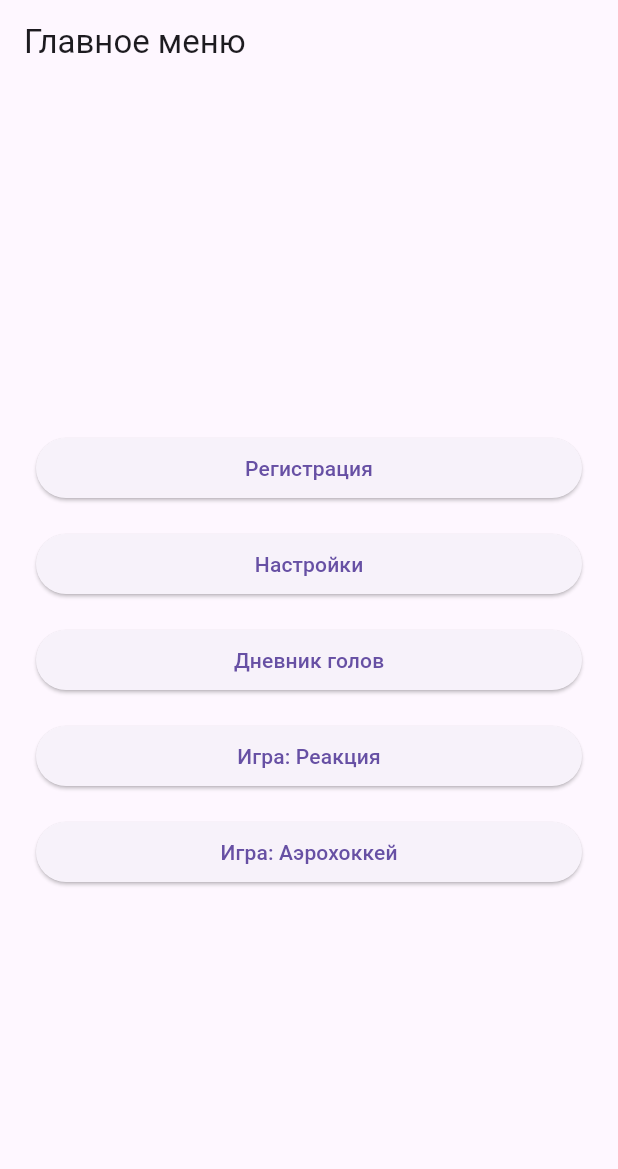
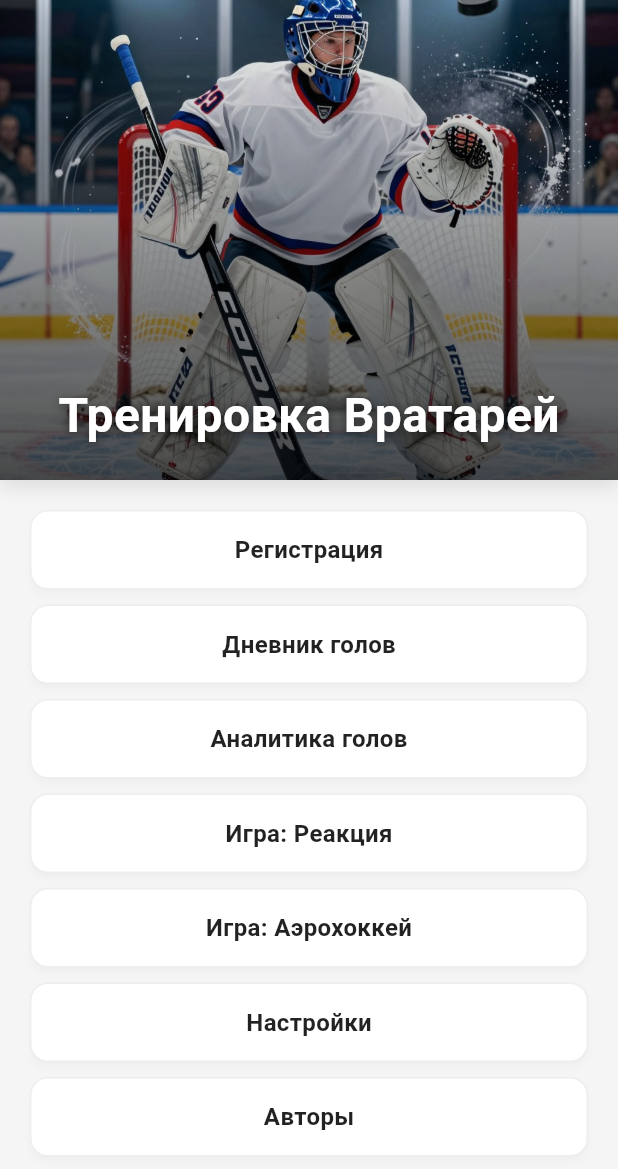
Before and after one commit to novoros-id/pro_club_season_3, a Flutter app: the screen it shows after launch, on a phone screen of 412 x 824 dp. Shown: the top 1169 px of the screen. Run offline on Flutter 3.47's test engine with Material 3 defaults, Android fonts, the phone set to English and light mode, and no system bars; our stand-ins replace audioplayers, flutter_riverpod, go_router, shared_preferences.

Commit message:
добавлены страницы, исправлены ошибки

```diff
--- a/lib/core/router/app_router.dart
+++ b/lib/core/router/app_router.dart
@@ -6,6 +6,8 @@ import '../../features/diary/ui/diary_screen.dart';
 import '../../features/game1/ui/game1_screen.dart';
 import '../../features/game2/ui/game2_menu_screen.dart';
 import '../../features/game2/ui/game2_play_screen.dart';
+import '../../features/analytics/ui/analytics_screen.dart';
+import '../../features/authors/ui/authors_screen.dart';
 
 final appRouter = GoRouter(
   initialLocation: '/',
@@ -17,5 +19,7 @@ final appRouter = GoRouter(
     GoRoute(path: '/game1', builder: (_, __) => const Game1Screen()),
     GoRoute(path: '/game2', builder: (_, __) => const Game2MenuScreen()),
     GoRoute(path: '/game2/play', builder: (_, __) => const Game2PlayScreen()),
+    GoRoute(path: '/analytics', builder: (_, __) => const AnalyticsScreen()),
+    GoRoute(path: '/authors', builder: (_, __) => const AuthorsScreen()),
   ],
 );
--- a/lib/features/home/ui/home_screen.dart
+++ b/lib/features/home/ui/home_screen.dart
@@ -2,7 +2,6 @@ import 'package:flutter/material.dart';
 import 'package:flutter_riverpod/flutter_riverpod.dart';
 import 'package:go_router/go_router.dart';
 import '../../../l10n/app_localizations.dart';
-import '../logic/home_controller.dart';
 
 class HomeScreen extends ConsumerWidget {
   const HomeScreen({super.key});
@@ -11,32 +10,172 @@ class HomeScreen extends ConsumerWidget {
   Widget build(BuildContext context, WidgetRef ref) {
     final l10n = AppLocalizations.of(context)!;
 
-    final routes = [
-      ('/registration', l10n.registrationTitle),
-      ('/settings', l10n.settingsTitle),
-      ('/diary', l10n.diaryTitle),
-      ('/game1', l10n.game1Title),
-      ('/game2', l10n.game2Title),
+    final List<Map<String, dynamic>> menuItems = [
+      {'path': '/registration', 'titleKey': 'registrationTitle', 'icon': Icons.person_outline},
+      {'path': '/diary', 'titleKey': 'diaryTitle', 'icon': Icons.book_outlined},
+      {'path': '/analytics', 'titleKey': 'analyticsTitle', 'icon': Icons.analytics_outlined},
+      {'path': '/game1', 'titleKey': 'game1Title', 'icon': Icons.flash_on_outlined},
+      {'path': '/game2', 'titleKey': 'game2Title', 'icon': Icons.sports_hockey_outlined},
+      {'path': '/settings', 'titleKey': 'settingsTitle', 'icon': Icons.settings_outlined},
+      {'path': '/authors', 'titleKey': 'authorsTitle', 'icon': Icons.info_outline},
     ];
 
     return Scaffold(
-      appBar: AppBar(title: Text(l10n.homeTitle)),
-      body: Center(
-        child: ListView(
-          shrinkWrap: true,
-          padding: const EdgeInsets.symmetric(horizontal: 24),
-          children: routes.map((r) {
-            final (path, title) = r;
-            return Padding(
-              padding: const EdgeInsets.symmetric(vertical: 8),
-              child: ElevatedButton(
-                onPressed: () => context.push(path),
-                child: Text(title),
+      backgroundColor: const Color(0xFFF5F5F5),
+      body: SafeArea(
+        child: Column(
+          children: [
+            // --- Блок с картинкой и надписью (Фиксированная высота) ---
+            Container(
+              width: double.infinity,
+              height: 320,
+              decoration: BoxDecoration(
+                color: Colors.white,
+                boxShadow: [
+                  BoxShadow(
+                    color: Colors.black.withValues(alpha: 0.1),
+                    blurRadius: 10,
+                    offset: const Offset(0, 5),
+                  ),
+                ],
               ),
-            );
-          }).toList(),
+              child: Stack(
+                fit: StackFit.expand,
+                children: [
+                  Image.asset(
+                    'assets/images/goalkeeper_banner.png',
+                    fit: BoxFit.cover,
+                  ),
+                  Container(
+                    decoration: BoxDecoration(
+                      gradient: LinearGradient(
+                        begin: Alignment.topCenter,
+                        end: Alignment.bottomCenter,
+                        colors: [
+                          Colors.transparent,
+                          Colors.black.withValues(alpha: 0.7),
+                        ],
+                      ),
+                    ),
+                  ),
+                  Positioned(
+                    bottom: 20,
+                    left: 0,
+                    right: 0,
+                    child: Center(
+                      child: Text(
+                        l10n.appName,
+                        style: const TextStyle(
+                          color: Colors.white,
+                          fontSize: 32,
+                          fontWeight: FontWeight.bold,
+                          shadows: [
+                            Shadow(
+                              offset: Offset(0, 2),
+                              blurRadius: 8,
+                              color: Colors.black54,
+                            ),
+                          ],
+                        ),
+                      ),
+                    ),
+                  ),
+                ],
+              ),
+            ),
+
+            // --- Прокручиваемая область с кнопками ---
+            Expanded(
+              child: SingleChildScrollView(
+                padding: const EdgeInsets.symmetric(horizontal: 20, vertical: 20),
+                child: Column(
+                  children: [
+                    // Если нужно пустое место сверху перед кнопками, раскомментируйте Spacer или SizedBox
+                    // const SizedBox(height: 20),
+
+                    ...menuItems.map((item) {
+                      final String path = item['path'] as String;
+                      final String titleKey = item['titleKey'] as String;
+
+                      String getTitle(String key) {
+                        switch (key) {
+                          case 'registrationTitle': return l10n.registrationTitle;
+                          case 'diaryTitle': return l10n.diaryTitle;
+                          case 'analyticsTitle': return l10n.analyticsTitle;
+                          case 'game1Title': return l10n.game1Title;
+                          case 'game2Title': return l10n.game2Title;
+                          case 'settingsTitle': return l10n.settingsTitle;
+                          case 'authorsTitle': return l10n.authorsTitle;
+                          default: return '';
+                        }
+                      }
+
+                      return Padding(
+                        padding: const EdgeInsets.only(bottom: 10),
+                        child: _MenuButton(
+                          title: getTitle(titleKey),
+                          icon: item['icon'] as IconData,
+                          onPressed: () => context.push(path),
+                        ),
+                      );
+                    }).toList(),
+                  ],
+                ),
+              ),
+            ),
+          ],
         ),
       ),
     );
   }
 }
+
+class _MenuButton extends StatelessWidget {
+  final String title;
+  final IconData icon;
+  final VoidCallback onPressed;
+
+  const _MenuButton({
+    required this.title,
+    required this.icon,
+    required this.onPressed,
+  });
+
+  @override
+  Widget build(BuildContext context) {
+    return Material(
+      color: Colors.transparent,
+      elevation: 2,
+      shadowColor: Colors.black12,
+      borderRadius: BorderRadius.circular(12),
+      child: InkWell(
+        onTap: onPressed,
+        borderRadius: BorderRadius.circular(12),
+        child: Container(
+          padding: const EdgeInsets.symmetric(vertical: 14, horizontal: 16),
+          decoration: BoxDecoration(
+            color: Colors.white,
+            borderRadius: BorderRadius.circular(12),
+            border: Border.all(
+              color: Colors.grey.shade200,
+              width: 1,
+            ),
+          ),
+          child: Row(
+            mainAxisAlignment: MainAxisAlignment.center,
+            children: [
+              Text(
+                title,
+                style: const TextStyle(
+                  fontSize: 16,
+                  fontWeight: FontWeight.w600,
+                  color: Colors.black87,
+                ),
+              ),
+            ],
+          ),
+        ),
+      ),
+    );
+  }
+}
--- a/lib/l10n/app_en.arb
+++ b/lib/l10n/app_en.arb
@@ -4,8 +4,13 @@
   "settingsTitle": "Settings",
   "registrationTitle": "Registration",
   "diaryTitle": "Goal Diary",
+  "analyticsTitle": "Goal Analytics",
   "game1Title": "Reaction Game",
   "game2Title": "Air Hockey",
+  "authorsTitle": "Authors",
+  "developersClub": "Developed by 1C PRO Consulting Developers Club",
+  "methodologyAuthor": "Methodology: Anton Shustov",
+   "programAuthors": "Program Authors:",
   "themeLight": "Light",
   "themeDark": "Dark",
   "soundEnabled": "Sound",
--- a/lib/l10n/app_localizations.dart
+++ b/lib/l10n/app_localizations.dart
@@ -128,6 +128,12 @@ abstract class AppLocalizations {
   /// **'Goal Diary'**
   String get diaryTitle;
 
+  /// No description provided for @analyticsTitle.
+  ///
+  /// In en, this message translates to:
+  /// **'Goal Analytics'**
+  String get analyticsTitle;
+
   /// No description provided for @game1Title.
   ///
   /// In en, this message translates to:
@@ -139,6 +145,30 @@ abstract class AppLocalizations {
   /// In en, this message translates to:
   /// **'Air Hockey'**
   String get game2Title;
+
+  /// No description provided for @authorsTitle.
+  ///
+  /// In en, this message translates to:
+  /// **'Authors'**
+  String get authorsTitle;
+
+  /// No description provided for @developersClub.
+  ///
+  /// In en, this message translates to:
+  /// **'Developed by 1C PRO Consulting Developers Club'**
+  String get developersClub;
+
+  /// No description provided for @methodologyAuthor.
+  ///
+  /// In en, this message translates to:
+  /// **'Methodology: Anton Shustov'**
+  String get methodologyAuthor;
+
+  /// No description provided for @programAuthors.
+  ///
+  /// In en, this message translates to:
+  /// **'Program Authors:'**
+  String get programAuthors;
 
   /// No description provided for @themeLight.
   ///
--- a/lib/l10n/app_localizations_ru.dart
+++ b/lib/l10n/app_localizations_ru.dart
@@ -24,10 +24,26 @@ class AppLocalizationsRu extends AppLocalizations {
   String get diaryTitle => 'Дневник голов';
 
   @override
+  String get analyticsTitle => 'Аналитика голов';
+
+  @override
   String get game1Title => 'Игра: Реакция';
 
   @override
   String get game2Title => 'Игра: Аэрохоккей';
+
+  @override
+  String get authorsTitle => 'Авторы';
+
+  @override
+  String get developersClub =>
+      'Разработано в клубе разработчиков 1С ПРО Консалтинг';
+
+  @override
+  String get methodologyAuthor => 'Методика: Антон Шустов';
+
+  @override
+  String get programAuthors => 'Авторы программы:';
 
   @override
   String get themeLight => 'Светлая';
--- a/lib/l10n/app_ru.arb
+++ b/lib/l10n/app_ru.arb
@@ -4,8 +4,13 @@
   "settingsTitle": "Настройки",
   "registrationTitle": "Регистрация",
   "diaryTitle": "Дневник голов",
+  "analyticsTitle": "Аналитика голов",
   "game1Title": "Игра: Реакция",
   "game2Title": "Игра: Аэрохоккей",
+  "authorsTitle": "Авторы",
+  "developersClub": "Разработано в клубе разработчиков 1С ПРО Консалтинг",
+  "methodologyAuthor": "Методика: Антон Шустов",
+  "programAuthors": "Авторы программы:",
   "themeLight": "Светлая",
   "themeDark": "Тёмная",
   "soundEnabled": "Звук",
--- a/lib/main.dart
+++ b/lib/main.dart
@@ -2,6 +2,7 @@ import 'package:flutter/material.dart';
 import 'package:flutter_riverpod/flutter_riverpod.dart';
 import 'core/services/storage_service.dart'; // Импорт сервиса
 import 'app.dart';
+
 
 void main() async {
   WidgetsFlutterBinding.ensureInitialized();
--- a/pubspec.yaml
+++ b/pubspec.yaml
@@ -42,6 +42,7 @@ dependencies:
   vector_math: ^2.1.4
   cupertino_icons: ^1.0.8
   audioplayers: ^6.1.0
+  url_launcher: ^6.3.0
 
 
 dev_dependencies:
@@ -71,6 +72,7 @@ flutter:
     - assets/app_icon.png
     - assets/audio/hit.mp3
     - assets/audio/goal.mp3
+    - assets/images/goalkeeper_banner.png
   # To add assets to your application, add an assets section, like this:
   # assets:
   #   - images/a_dot_burr.jpeg
```
Also changed, not shown: lib/core/services/audio_service.dart (+31 -33 lines), lib/features/analytics/logic/analytics_controller.dart (added, +8 -0 lines), lib/features/analytics/ui/analytics_screen.dart (added, +29 -0 lines), lib/features/authors/ui/authors_screen.dart (added, +160 -0 lines), lib/l10n/app_localizations_en.dart (+15 -0 lines), assets/images/goalkeeper_banner.png (added).
